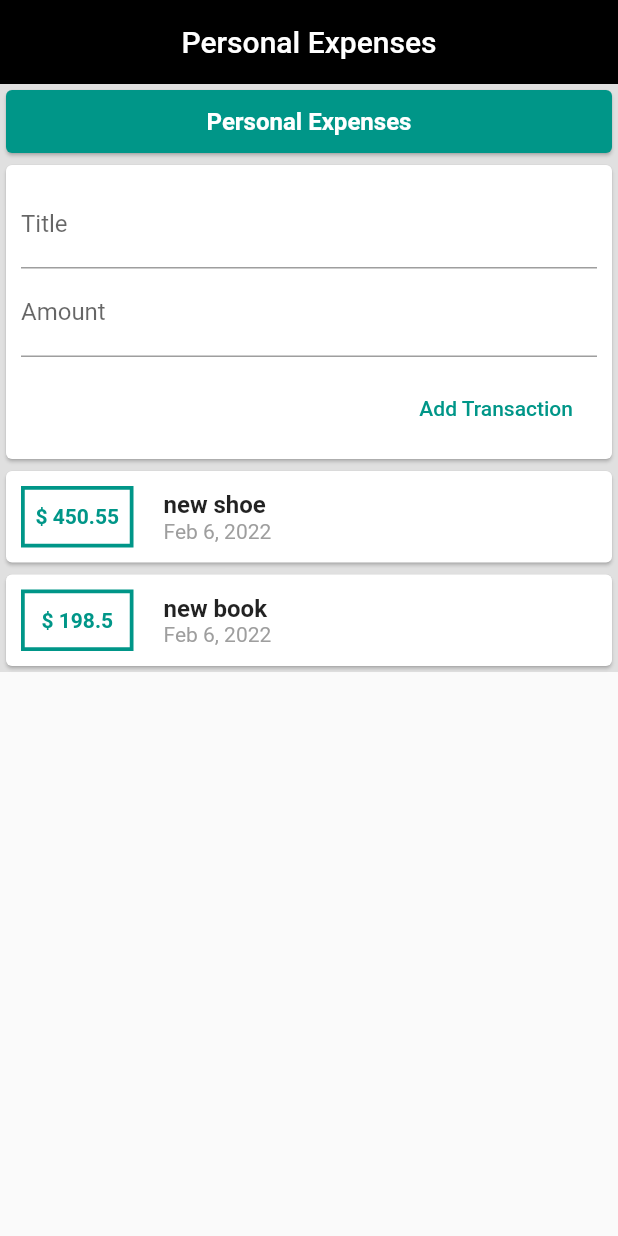
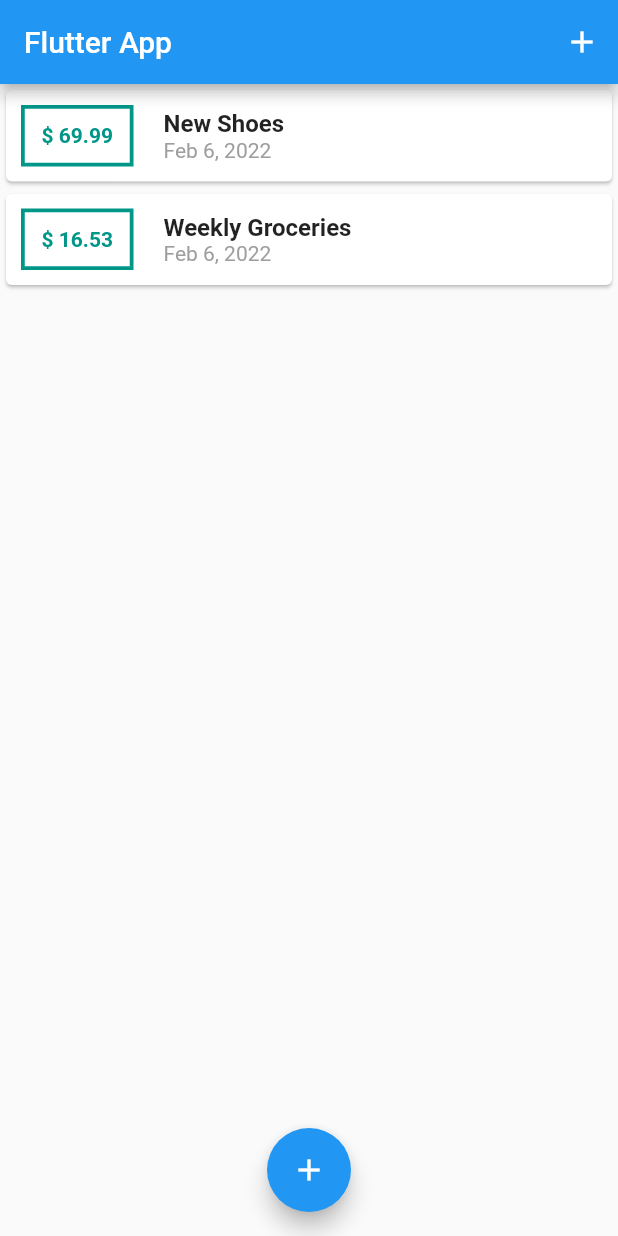
Before and after one commit to lhamsadeqi/personalExpenses, a Flutter app: the screen it shows after launch, on a phone screen of 412 x 824 dp. Run offline on Flutter 3.47's test engine with Material 2 defaults, Android fonts, the phone set to English and light mode, and no system bars.

```diff
--- a/lib/main.dart
+++ b/lib/main.dart
@@ -1,51 +1,107 @@
-// ignore_for_file: sized_box_for_whitespace, prefer_const_constructors, use_key_in_widget_constructors
+// ignore_for_file: prefer_const_constructors, sized_box_for_whitespace
 
+import 'package:expenses/models/transaction.dart';
+import 'package:expenses/widget/new_transaction.dart';
+import 'package:expenses/widget/transaction_list.dart';
 import 'package:flutter/material.dart';
-import './widget/user_transaction.dart';
 
 void main() => runApp(MyApp());
 
 class MyApp extends StatelessWidget {
-  // String? titleInput;
-  // String? amountInput;
+  @override
+  Widget build(BuildContext context) {
+    return MaterialApp(
+      title: 'Flutter App',
+      home: MyHomePage(),
+    );
+  }
+}
+
+class MyHomePage extends StatefulWidget {
+  // String titleInput;
+  // String amountInput;
+  @override
+  _MyHomePageState createState() => _MyHomePageState();
+}
+
+class _MyHomePageState extends State<MyHomePage> {
+  final List<Transaction> _userTransactions = [
+    Transaction(
+      id: 't1',
+      title: 'New Shoes',
+      amount: 69.99,
+      date: DateTime.now(),
+    ),
+    Transaction(
+      id: 't2',
+      title: 'Weekly Groceries',
+      amount: 16.53,
+      date: DateTime.now(),
+    ),
+  ];
+
+  void _addNewTransaction(String txTitle, double txAmount) {
+    final newTx = Transaction(
+      title: txTitle,
+      amount: txAmount,
+      date: DateTime.now(),
+      id: DateTime.now().toString(),
+    );
+
+    setState(() {
+      _userTransactions.add(newTx);
+    });
+  }
+
+  void _startAddNewTransaction(BuildContext ctx) {
+    showModalBottomSheet(
+      context: ctx,
+      builder: (_) {
+        return GestureDetector(
+          onTap: () {},
+          child: NewTransaction(_addNewTransaction),
+          behavior: HitTestBehavior.opaque,
+        );
+      },
+    );
+  }
 
   @override
   Widget build(BuildContext context) {
-    return MaterialApp(
-      home: Scaffold(
+    return Scaffold(
       appBar: AppBar(
-          elevation: 0,
-          centerTitle: true,
-          title: Text('Personal Expenses'),
-          backgroundColor: Colors.black,
+        title: Text('Flutter App'),
+        actions: <Widget>[
+          IconButton(
+            icon: Icon(Icons.add),
+            onPressed: () => _startAddNewTransaction(context),
           ),
-        body: Container(
-          color: Colors.grey[300],
-          child: SingleChildScrollView(
+        ],
+      ),
+      body: SingleChildScrollView(
         child: Column(
+          // mainAxisAlignment: MainAxisAlignment.start,
+          crossAxisAlignment: CrossAxisAlignment.stretch,
           children: [
-                Container(
-                  width: double.infinity,
-                  height: 50,
-                  child: Card(
-                    color: Colors.teal,
-                    child: Center(
-                      child: Text(
-                        'Personal Expenses',
-                        style: TextStyle(
-                          fontSize: 16,
-                          color: Colors.white,
-                          fontWeight: FontWeight.bold,
-                        ),
-                      ),
-                    ),
-                  ),
-                ),
-                UserTransaction(),
+            // Container(
+            //   height: 45,
+            //   width: double.infinity,
+            //   child: Center(
+            //     child: Card(
+            //       color: Colors.teal,
+            //       child: Text('CHART!'),
+            //       elevation: 5,
+            //     ),
+            //   ),
+            // ),
+            TransactionList(_userTransactions),
           ],
         ),
       ),
-        ),
+      floatingActionButtonLocation: FloatingActionButtonLocation.centerFloat,
+      floatingActionButton: FloatingActionButton(
+        child: Icon(Icons.add),
+        onPressed: () => _startAddNewTransaction(context),
       ),
     );
   }
--- a/lib/widget/transaction_list.dart
+++ b/lib/widget/transaction_list.dart
@@ -1,4 +1,4 @@
-// ignore_for_file: prefer_const_constructors, use_key_in_widget_constructors
+// ignore_for_file: prefer_const_constructors, use_key_in_widget_constructors, prefer_const_constructors_in_immutables, sized_box_for_whitespace
 
 import 'package:flutter/material.dart';
 import 'package:intl/intl.dart';
@@ -12,8 +12,11 @@ class TransactionList extends StatelessWidget {
 
   @override
   Widget build(BuildContext context) {
-    return Column(
-        children: transactions.map((tx) {
+    return Container(
+      height: 400,
+      child: ListView.builder(
+        itemCount: transactions.length,
+        itemBuilder: (context, index) {
           return Card(
             child: Container(
               padding: EdgeInsets.all(10),
@@ -30,7 +33,7 @@ class TransactionList extends StatelessWidget {
                     ),
                     child: Center(
                       child: Text(
-                    '\$ ${tx.amount}',
+                        '\$ ${transactions[index].amount.toStringAsFixed(2)}',
                         style: TextStyle(
                           color: Colors.teal,
                           fontWeight: FontWeight.bold,
@@ -43,14 +46,14 @@ class TransactionList extends StatelessWidget {
                     crossAxisAlignment: CrossAxisAlignment.start,
                     children: [
                       Text(
-                    tx.title,
+                        transactions[index].title,
                         style: TextStyle(
                           fontSize: 16,
                           fontWeight: FontWeight.bold,
                         ),
                       ),
                       Text(
-                    DateFormat.yMMMd().format(tx.date),
+                        DateFormat.yMMMd().format(transactions[index].date),
                         style: TextStyle(
                           color: Colors.grey,
                         ),
@@ -61,6 +64,8 @@ class TransactionList extends StatelessWidget {
               ),
             ),
           );
-    }).toList());
+        },
+      ),
+    );
   }
 }
--- a/lib/widget/user_transaction.dart
+++ /dev/null
@@ -1,52 +0,0 @@
-// ignore_for_file: use_key_in_widget_constructors
-
-import 'package:flutter/material.dart';
-
-import '../models/transaction.dart';
-import './new_transaction.dart';
-import './transaction_list.dart';
-
-class UserTransaction extends StatefulWidget {
-  @override
-  State<UserTransaction> createState() => _UserTransactionState();
-}
-
-class _UserTransactionState extends State<UserTransaction> {
-  final List<Transaction> _userTransaction = [
-    Transaction(
-      id: '0',
-      title: 'new shoe',
-      amount: 450.55,
-      date: DateTime.now(),
-    ),
-    Transaction(
-      id: '1',
-      title: 'new book',
-      amount: 198.5,
-      date: DateTime.now(),
-    ),
-  ];
-
-  void _addNewTransaction(String txTitle, double txAmount) {
-    final newTx = Transaction(
-      id: DateTime.now().toString(),
-      title: txTitle,
-      amount: txAmount,
-      date: DateTime.now(),
-    );
-
-    setState(() {
-      _userTransaction.add(newTx);
-    });
-  }
-
-  @override
-  Widget build(BuildContext context) {
-    return Column(
-      children: [
-        NewTransaction(_addNewTransaction),
-        TransactionList(_userTransaction),
-      ],
-    );
-  }
-}
```
Also changed, not shown: lib/widget/new_transaction.dart (+27 -8 lines). Lines whose indentation alone changed are shown as unchanged.
